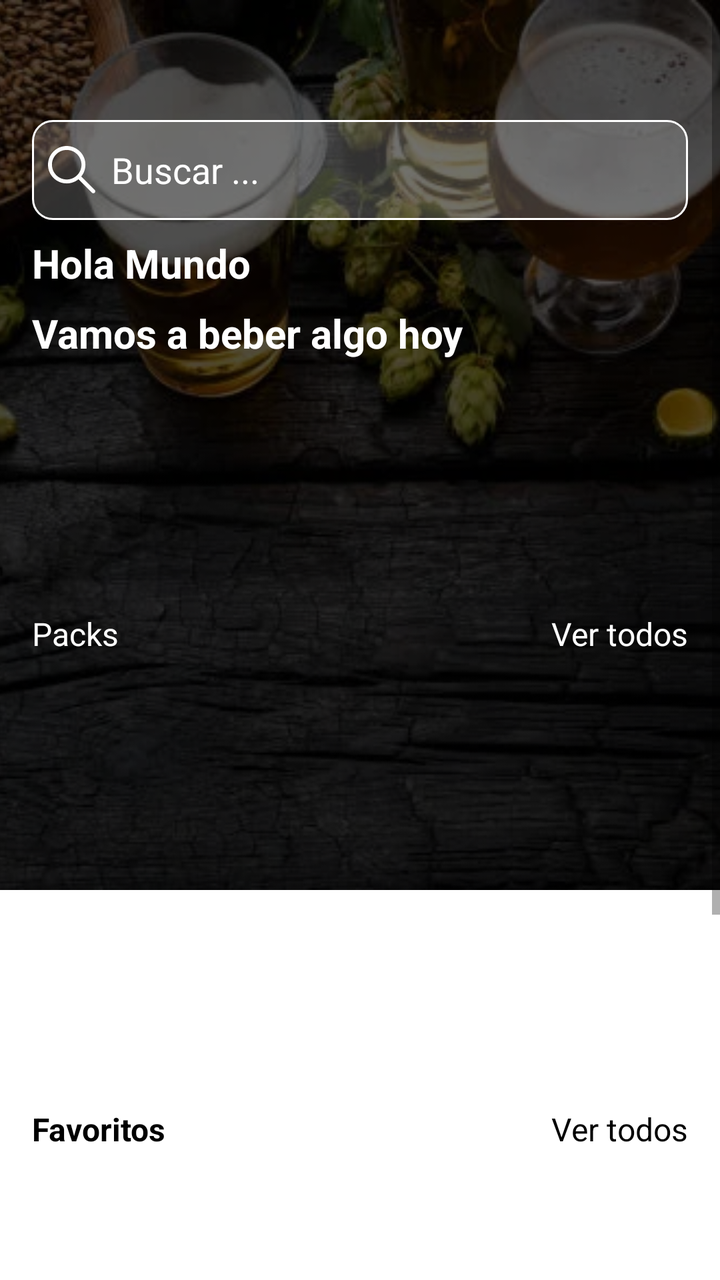
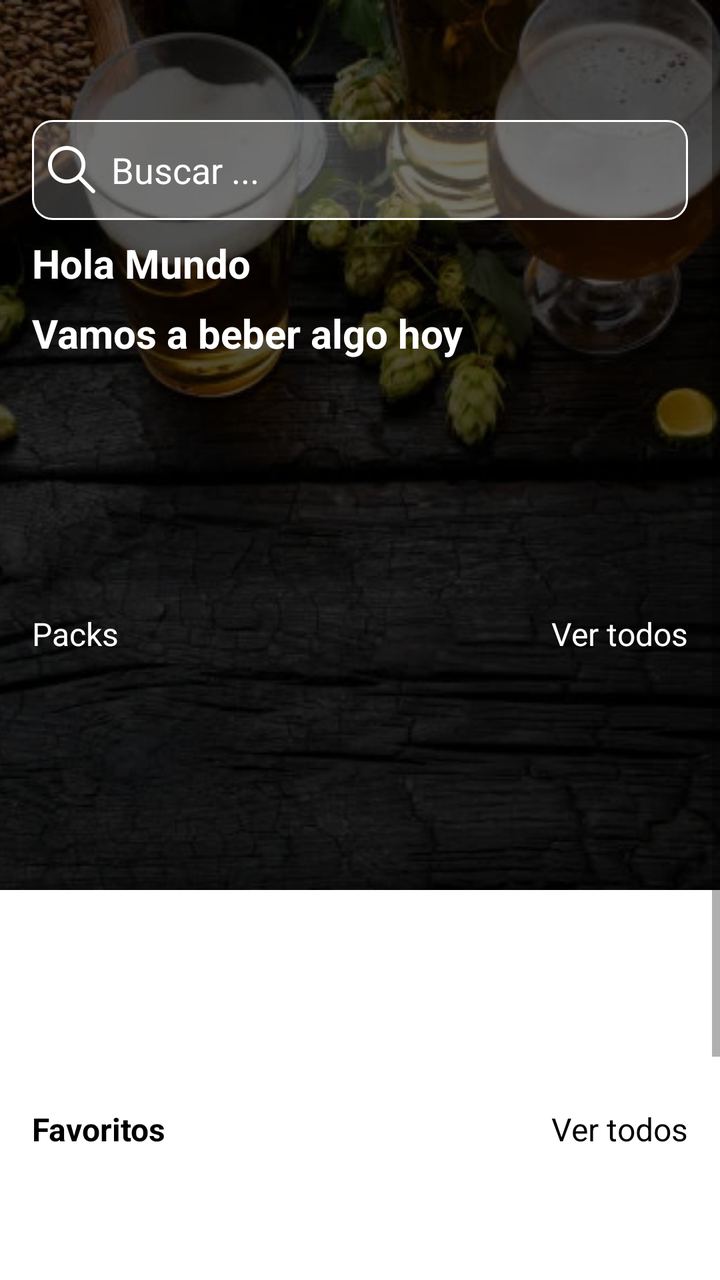

An Android layout rendered at two revisions. The XML below is the earlier revision; the diff shows what the commit changed to produce the second picture.
<!-- AndroidManifest.xml: application theme Theme.CERVERICA -->
<!-- res/layout/fragment_inicio_cliente.xml -->
<?xml version="1.0" encoding="utf-8"?>
<ScrollView
    xmlns:android="http://schemas.android.com/apk/res/android"
    xmlns:app="http://schemas.android.com/apk/res-auto"
    android:id="@+id/scrollView2"
    android:layout_width="match_parent"
    android:layout_height="match_parent"
    app:layout_constraintEnd_toEndOf="parent"
    app:layout_constraintStart_toStartOf="parent"
    app:layout_constraintTop_toTopOf="parent">

    <androidx.constraintlayout.widget.ConstraintLayout
        android:layout_width="match_parent"
        android:layout_height="wrap_content"
        android:paddingBottom="120dp"
        android:orientation="vertical">

        <ImageView
            android:id="@+id/imageView4"
            android:minWidth="600dp"
            android:minHeight="445dp"
            android:layout_width="match_parent"
            android:layout_height="wrap_content"
            android:scaleType="centerCrop"
            app:layout_constraintEnd_toEndOf="parent"
            app:layout_constraintStart_toStartOf="parent"
            app:layout_constraintTop_toTopOf="parent"
            app:srcCompat="@drawable/beer_table" />

        <LinearLayout
            android:layout_width="match_parent"
            android:layout_height="match_parent"
            android:orientation="vertical">

            <EditText
                android:id="@+id/edittext_filtrar"
                android:layout_width="match_parent"
                android:layout_height="50dp"
                android:layout_marginStart="16dp"
                android:layout_marginTop="60dp"
                android:layout_marginEnd="16dp"
                android:background="@drawable/edittext_bg"
                android:drawableStart="@drawable/search_icon"
                android:drawablePadding="8dp"
                android:ems="10"
                android:imeOptions="actionDone"
                android:hint="Buscar ..."
                android:inputType="text"
                android:padding="8dp"
                android:textColor="@color/white"
                android:textColorHint="@color/white" />

            <TextView
                android:id="@+id/textView3"
                android:layout_width="match_parent"
                android:layout_height="wrap_content"
                android:layout_marginStart="16dp"
                android:layout_marginTop="8dp"
                android:text="Hola Mundo"
                android:textColor="@color/white"
                android:textSize="20sp"
                android:textStyle="bold" />

            <TextView
                android:id="@+id/textView4"
                android:layout_width="match_parent"
                android:layout_height="wrap_content"
                android:layout_marginStart="16dp"
                android:layout_marginTop="8dp"
                android:text="Vamos a beber algo hoy"
                android:textColor="@color/white"
                android:textSize="20sp"
                android:textStyle="bold" />

            <androidx.constraintlayout.widget.ConstraintLayout
                android:layout_width="match_parent"
                android:layout_height="match_parent"
                android:layout_gravity="center_vertical"
                android:minHeight="100dp">

                <androidx.recyclerview.widget.RecyclerView
                    android:id="@+id/recyclerViewReceta"
                    android:layout_width="match_parent"
                    android:layout_height="wrap_content"
                    android:layout_marginTop="24dp"
                    android:clipToPadding="false"
                    android:orientation="horizontal"
                    android:paddingStart="8dp"
                    android:paddingEnd="8dp"
                    android:scrollbars="none"
                    app:layout_constraintEnd_toEndOf="parent"
                    app:layout_constraintStart_toStartOf="parent"
                    app:layout_constraintTop_toTopOf="parent"/>

                <ProgressBar
                    android:id="@+id/progressBarReceta"
                    style="?android:attr/progressBarStyle"
                    android:layout_width="wrap_content"
                    android:layout_height="wrap_content"
                    android:backgroundTintMode="src_in"
                    android:indeterminateTint="@color/orange"
                    app:layout_constraintBottom_toBottomOf="parent"
                    app:layout_constraintEnd_toEndOf="parent"
                    app:layout_constraintStart_toStartOf="@+id/recyclerViewReceta"
                    app:layout_constraintTop_toTopOf="@+id/recyclerViewReceta" />

            </androidx.constraintlayout.widget.ConstraintLayout>

            <LinearLayout
                android:layout_width="match_parent"
                android:layout_height="match_parent"
                android:layout_marginTop="26dp"
                android:orientation="horizontal">

                <TextView
                    android:id="@+id/textView5"
                    android:layout_width="wrap_content"
                    android:layout_height="wrap_content"
                    android:layout_marginStart="16dp"
                    android:layout_marginEnd="16dp"
                    android:layout_weight="1"
                    android:text="Packs"
                    android:textColor="@color/white"
                    android:textSize="16sp" />

                <TextView
                    android:id="@+id/verTodoPacks"
                    android:layout_width="wrap_content"
                    android:layout_height="wrap_content"
                    android:layout_marginStart="16dp"
                    android:layout_marginEnd="16dp"
                    android:text="Ver todos"
                    android:textColor="@color/white"
                    android:textSize="16sp" />
            </LinearLayout>

            <androidx.constraintlayout.widget.ConstraintLayout
                android:layout_width="match_parent"
                android:layout_height="match_parent"
                android:minHeight="200dp">

                <androidx.recyclerview.widget.RecyclerView
                    android:id="@+id/recyclerViewPacks"
                    android:layout_width="match_parent"
                    android:layout_height="match_parent"
                    android:clipToPadding="false"
                    android:paddingStart="8dp"
                    android:paddingEnd="8dp"
                    app:layout_constraintStart_toStartOf="parent"
                    app:layout_constraintTop_toTopOf="parent" />

                <ProgressBar
                    android:id="@+id/progressBarPacks"
                    style="?android:attr/progressBarStyle"
                    android:layout_width="wrap_content"
                    android:layout_height="wrap_content"
                    android:indeterminateTint="@color/orange"
                    app:layout_constraintBottom_toBottomOf="parent"
                    app:layout_constraintEnd_toEndOf="parent"
                    app:layout_constraintStart_toStartOf="parent"
                    app:layout_constraintTop_toTopOf="parent" />
            </androidx.constraintlayout.widget.ConstraintLayout>

            <LinearLayout
                android:layout_width="match_parent"
                android:layout_height="match_parent"
                android:layout_marginTop="26dp"
                android:orientation="horizontal">

                <TextView
                    android:id="@+id/textView8"
                    android:layout_width="wrap_content"
                    android:layout_height="wrap_content"
                    android:layout_marginStart="16dp"
                    android:layout_marginEnd="16dp"
                    android:layout_weight="1"
                    android:text="Favoritos"
                    android:textColor="@color/black"
                    android:textSize="16sp"
                    android:textStyle="bold" />

                <TextView
                    android:id="@+id/verTodoFavoritos"
                    android:layout_width="wrap_content"
                    android:layout_height="wrap_content"
                    android:layout_marginStart="16dp"
                    android:layout_marginEnd="16dp"
                    android:text="Ver todos"
                    android:textColor="@color/black"
                    android:textSize="16sp" />
            </LinearLayout>

            <androidx.constraintlayout.widget.ConstraintLayout
                android:layout_width="match_parent"
                android:layout_height="match_parent"
                android:minHeight="200dp">

                <androidx.recyclerview.widget.RecyclerView
                    android:id="@+id/recyclerViewFavoritos"
                    android:layout_width="match_parent"
                    android:layout_height="match_parent"
                    android:clipToPadding="false"
                    android:paddingStart="8dp"
                    android:paddingEnd="8dp"
                    app:layout_constraintEnd_toEndOf="parent"
                    app:layout_constraintStart_toStartOf="parent"
                    app:layout_constraintTop_toTopOf="parent" />

                <ProgressBar
                    android:id="@+id/progressBarFavoritos"
                    style="?android:attr/progressBarStyle"
                    android:layout_width="wrap_content"
                    android:layout_height="wrap_content"
                    android:indeterminateTint="@color/orange"
                    app:layout_constraintBottom_toBottomOf="parent"
                    app:layout_constraintEnd_toEndOf="parent"
                    app:layout_constraintStart_toStartOf="parent"
                    app:layout_constraintTop_toTopOf="parent" />
            </androidx.constraintlayout.widget.ConstraintLayout>

        </LinearLayout>
    </androidx.constraintlayout.widget.ConstraintLayout>
</ScrollView>
<!-- resources referenced by this layout -->
<resources>
  <color name="black">#FF000000</color>
  <color name="orange">#FF902A</color>
  <color name="white">#FFFFFFFF</color>
  <!-- drawable beer_table: png bitmap (drawable-hdpi, 327431 bytes) -->
  <!-- drawable edittext_bg (drawable) -->
  <?xml version="1.0" encoding="utf-8"?>
  <selector xmlns:android="http://schemas.android.com/apk/res/android">
      <item>
          <shape android:shape="rectangle">
              <stroke android:width="1dp" android:color="@color/white"/>
              <corners android:radius="10dp"/>
              <solid android:color="#30ffffff"/>
          </shape>
      </item>
  </selector>
  <!-- drawable search_icon: png bitmap (drawable-hdpi, 752 bytes) -->
  <style name="Theme.CERVERICA" parent="Base.Theme.CERVERICA" />
  <style name="Base.Theme.CERVERICA" parent="Theme.MaterialComponents.DayNight.NoActionBar">
          
          
          <item name="android:windowFullscreen">true</item>
      </style>
</resources>

<!-- the commit's change to res/layout/fragment_inicio_cliente.xml (unified diff, before → after) -->
@@ -12,7 +12,6 @@
     <androidx.constraintlayout.widget.ConstraintLayout
         android:layout_width="match_parent"
         android:layout_height="wrap_content"
-        android:paddingBottom="120dp"
         android:orientation="vertical">
 
         <ImageView
